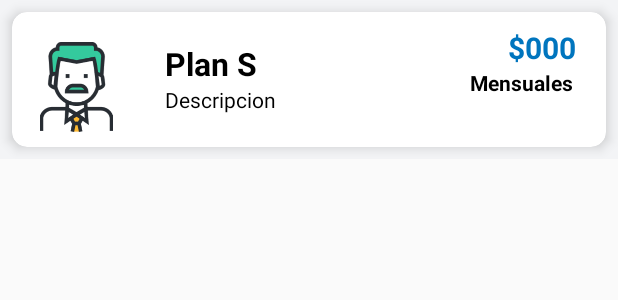
After one commit to Martifu/LimpiCliente, an Android app: the layout membresia_design.xml on its own in the app's theme, with its tools: preview values and no code run, on a phone screen of 412 x 824 dp. The commit adds this screen. Shown: the top 300 px of the screen. Run offline under Robolectric (Android 15) with nearby library versions, the phone set to English and light mode, and no system bars; network calls fail.

Commit message:
membresias

```diff
--- a/app/src/main/res/layout/fragment_membresias.xml
+++ b/app/src/main/res/layout/fragment_membresias.xml
@@ -4,12 +4,12 @@
     android:layout_width="match_parent"
     android:layout_height="match_parent"
     tools:context=".Membresias"
-    android:background="#FFFFFF"
+    android:background="#F3F4F6"
     android:orientation="vertical">
 
     <LinearLayout
         android:layout_width="match_parent"
-        android:layout_height="60dp"
+        android:layout_height="50dp"
         android:orientation="horizontal"
         android:background="@drawable/designbarra"
         android:gravity="center_vertical"
@@ -44,7 +44,7 @@
 
     <android.support.v7.widget.RecyclerView
         android:paddingLeft="20dp"
-        android:paddingTop="50dp"
+
         android:paddingRight="20dp"
         android:layout_width="match_parent"
         android:layout_height="match_parent"
--- /dev/null
+++ b/app/src/main/res/layout/membresia_design.xml
@@ -0,0 +1,107 @@
+<?xml version="1.0" encoding="utf-8"?>
+<LinearLayout xmlns:android="http://schemas.android.com/apk/res/android"
+    android:layout_width="match_parent"
+    android:layout_height="wrap_content"
+    xmlns:app="http://schemas.android.com/apk/res-auto"
+    android:background="#F3F4F6">
+
+    <android.support.v7.widget.CardView
+        android:layout_width="match_parent"
+        android:layout_height="match_parent"
+        app:cardBackgroundColor="#FFF"
+        app:cardCornerRadius="10dp"
+        app:cardElevation="5dp"
+        android:layout_margin="8dp"
+        app:cardPreventCornerOverlap="false"
+        android:id="@+id/card"
+        >
+        <RelativeLayout
+
+            android:paddingLeft="10dp"
+            android:paddingRight="20dp"
+            android:layout_marginTop="10dp"
+            android:layout_width="match_parent"
+            android:layout_height="80dp">
+            <TextView
+                android:maxWidth="180dp"
+                android:layout_width="180dp"
+                android:layout_height="60dp"
+                android:maxHeight="60dp"
+                android:text="Descripcion"
+                android:id="@+id/desc"
+                android:layout_below="@+id/tipo"
+                android:layout_toRightOf="@+id/imagen"
+                android:layout_toEndOf="@+id/imagen"
+                android:layout_marginLeft="20dp"
+                android:textColor="#000"/>
+
+
+
+            <TextView
+                android:layout_width="wrap_content"
+                android:layout_height="wrap_content"
+                android:text="Plan S"
+                android:id="@+id/tipo"
+                android:layout_marginLeft="20dp"
+                android:layout_marginTop="10dp"
+                android:textSize="21sp"
+                android:textStyle="bold"
+                android:textColor="#000"
+                android:layout_alignParentTop="true"
+                android:layout_toRightOf="@+id/imagen"
+                android:layout_toEndOf="@+id/imagen" />
+
+
+
+            <ImageView
+                android:layout_marginTop="10dp"
+                android:paddingRight="10dp"
+                android:layout_width="60dp"
+                android:layout_height="60dp"
+                android:layout_marginLeft="8dp"
+                android:layout_marginRight="4dp"
+                android:layout_marginBottom="2dp"
+                android:id="@+id/imagen"
+                android:cropToPadding="false"
+                android:src="@drawable/plans"
+                android:layout_alignParentTop="true"
+                android:layout_alignParentStart="true"
+                android:maxHeight="45dp"
+                android:maxWidth="79dp"
+                android:adjustViewBounds="true" />
+
+            <FrameLayout
+                android:layout_width="wrap_content"
+                android:layout_height="wrap_content">
+
+            </FrameLayout>
+            <TextView
+                android:id="@+id/precio"
+                android:tag="Precio"
+                android:layout_width="wrap_content"
+                android:layout_height="wrap_content"
+                android:layout_alignParentEnd="true"
+                android:layout_alignParentTop="true"
+                android:text="$000"
+                android:textSize="20dp"
+                android:textColor="#0075BE"
+                android:textStyle="bold"
+                />
+            <TextView
+                android:layout_width="wrap_content"
+                android:layout_height="wrap_content"
+                android:text="Mensuales"
+                android:layout_below="@id/precio"
+                android:layout_marginLeft="295dp"
+                android:textStyle="bold"
+                android:textColor="#000"
+                />
+
+
+        </RelativeLayout>
+
+
+
+    </android.support.v7.widget.CardView>
+
+</LinearLayout>
```
Also changed, not shown: app/src/main/java/com/example/firebaseedu/Adaptadores/AdaptadorMembresias.java (+35 -3 lines), app/src/main/java/com/example/firebaseedu/Membresias.java (+49 -0 lines), app/src/main/java/com/example/firebaseedu/Modelos/Membresia.java (+44 -0 lines), app/src/main/res/drawable/font/trebucbd.ttf (deleted), app/src/main/res/drawable/planl.png (added), app/src/main/res/drawable/planm.png (added), app/src/main/res/drawable/plans.png (added), app/src/main/res/drawable/planxl.png (added).
